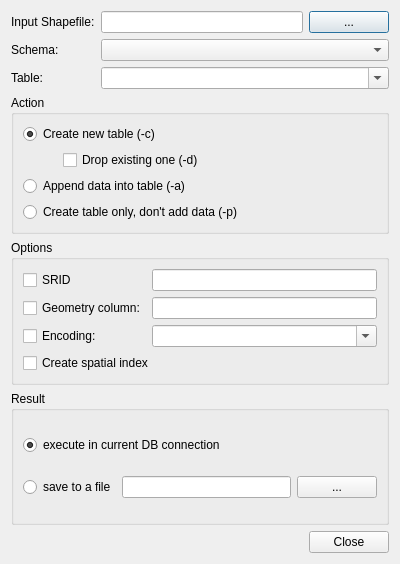
Old version of the form ui/DlgLoadData.ui in the repository wonder-sk/postgis_manager.
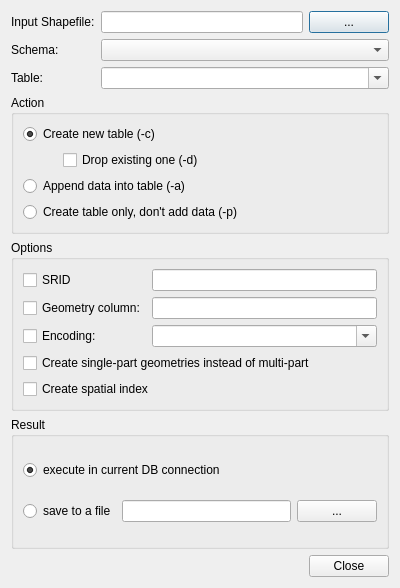
New version of the form.

Commit message: postgis_manager: - quoting of table names - option to choose import as single-part or multi-part geometries

What changed in the file:
```diff
--- a/ui/DlgLoadData.ui
+++ b/ui/DlgLoadData.ui
@@ -6,7 +6,7 @@
     <x>0</x>
     <y>0</y>
     <width>400</width>
-    <height>564</height>
+    <height>588</height>
    </rect>
   </property>
   <property name="windowTitle" >
@@ -158,13 +158,20 @@
         </property>
        </widget>
       </item>
-      <item row="3" column="0" colspan="2" >
+      <item row="4" column="0" colspan="2" >
        <widget class="QCheckBox" name="chkSpatialIndex" >
         <property name="text" >
          <string>Create spatial index</string>
         </property>
        </widget>
       </item>
+      <item row="3" column="0" colspan="2" >
+       <widget class="QCheckBox" name="chkSinglePart" >
+        <property name="text" >
+         <string>Create single-part geometries instead of multi-part</string>
+        </property>
+       </widget>
+      </item>
      </layout>
     </widget>
    </item>
```
Left out of the diff: 1 changed line with no effect on the pictures. The commit also changes 4 other files.
